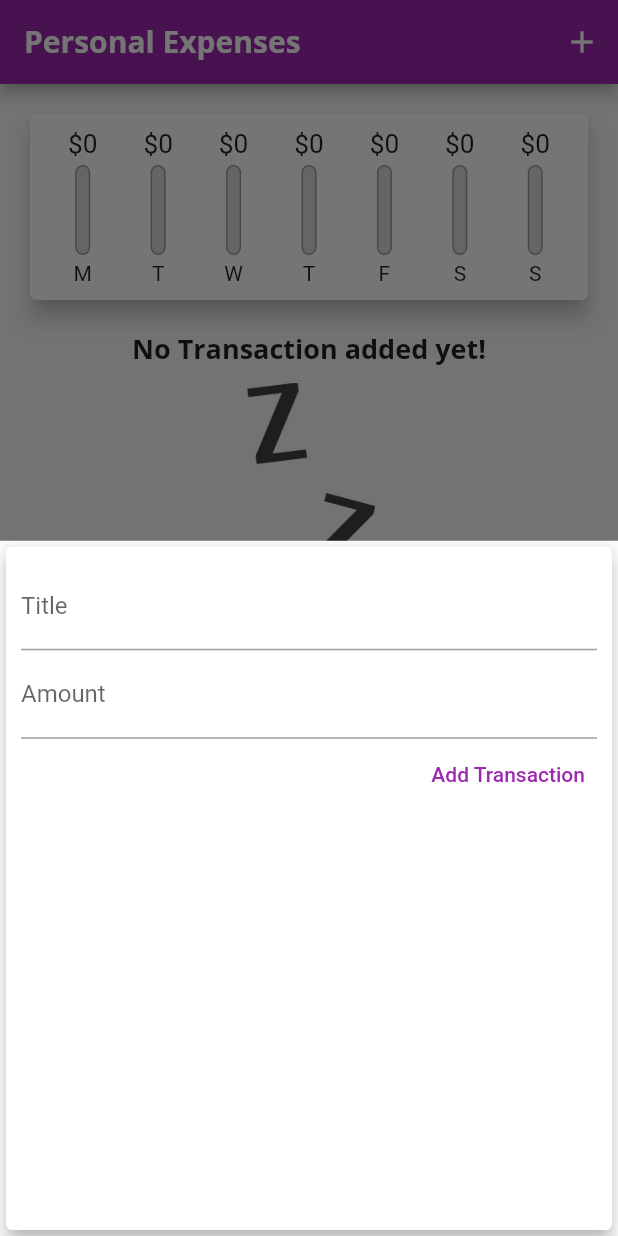
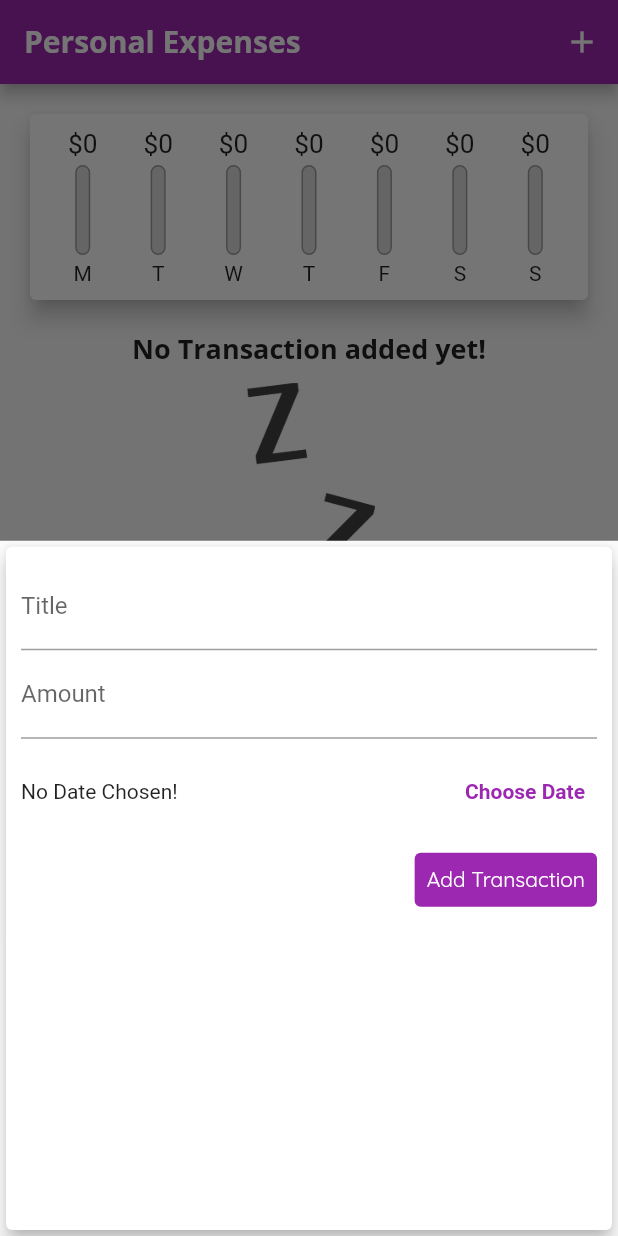
Before and after one commit to krzysztofpodmokly/budget_app_flutter, a Flutter app: the screen it shows after launch, after a tap on the "add" icon, on a phone screen of 412 x 824 dp. Run offline on Flutter 3.47's test engine with Material 2 defaults, Android fonts, the phone set to English and light mode, and no system bars; missing offline and left inert: dart:ffi.

Commit message:
Adding date picker and remove transaction

```diff
--- a/lib/main.dart
+++ b/lib/main.dart
@@ -23,13 +23,14 @@ class MyApp extends StatelessWidget {
           accentColor: Colors.amber,
           fontFamily: 'Quicksand',
           textTheme: ThemeData.light().textTheme.copyWith(
-                headline6: TextStyle(
+                headline6: const TextStyle(
                   fontFamily: 'OpenSans',
                   fontWeight: FontWeight.bold,
                   fontSize: 18,
                 ),
+                button: const TextStyle(color: Colors.white),
               ),
-          appBarTheme: AppBarTheme(
+          appBarTheme: const AppBarTheme(
             titleTextStyle: TextStyle(
               fontFamily: 'OpenSans',
               fontSize: 20,
@@ -72,11 +73,12 @@ class _MyHomePageState extends State<MyHomePage> {
     }).toList();
   }
 
-  void _addNewTransaction(String txTitle, double txAmount) {
+  void _addNewTransaction(
+      String txTitle, double txAmount, DateTime chosenDate) {
     final newTx = Transaction(
       title: txTitle,
       amount: txAmount,
-      date: DateTime.now(),
+      date: chosenDate,
       id: DateTime.now().toString(),
     );
 
@@ -96,6 +98,12 @@ class _MyHomePageState extends State<MyHomePage> {
         );
       },
     );
+  }
+
+  void _deleteTransaction(String id) {
+    setState(() {
+      _userTransactions.removeWhere((tx) => id == tx.id);
+    });
   }
 
   @override
@@ -118,7 +126,7 @@ class _MyHomePageState extends State<MyHomePage> {
           crossAxisAlignment: CrossAxisAlignment.start,
           children: [
             Chart(_recentTransactions),
-            TransactionList(_userTransactions),
+            TransactionList(_userTransactions, _deleteTransaction),
           ],
         ),
       ),
--- a/lib/widgets/new_transaction.dart
+++ b/lib/widgets/new_transaction.dart
@@ -1,4 +1,5 @@
 import 'package:flutter/material.dart';
+import 'package:intl/intl.dart';
 
 class NewTransaction extends StatefulWidget {
   final Function addTransaction;
@@ -10,24 +11,48 @@ class NewTransaction extends StatefulWidget {
 }
 
 class _NewTransactionState extends State<NewTransaction> {
-  final titleController = TextEditingController();
+  final _titleController = TextEditingController();
+  final _amountController = TextEditingController();
+  DateTime? _selectedDate;
 
-  final amountController = TextEditingController();
+  void _submitData() {
+    if (_amountController.text.isEmpty) {
+      return;
+    }
 
-  void submitData() {
-    final enteredTitle = titleController.text;
-    final enteredAmount = double.parse(amountController.text);
+    final enteredTitle = _titleController.text;
+    final enteredAmount = double.parse(_amountController.text);
 
-    if (enteredAmount <= 0 || enteredTitle.isEmpty) {
+    if (enteredAmount <= 0 || enteredTitle.isEmpty || _selectedDate == null) {
       return;
     }
 
     widget.addTransaction(
       enteredTitle,
       enteredAmount,
+      _selectedDate,
     );
 
     Navigator.of(context).pop();
+  }
+
+  void _presentDatePicker() {
+    showDatePicker(
+      context: context,
+      initialDate: DateTime.now(),
+      firstDate: DateTime(2019),
+      lastDate: DateTime.now(),
+    ).then(
+      (pickedDate) {
+        if (pickedDate == null) {
+          return;
+        }
+
+        setState(() {
+          _selectedDate = pickedDate;
+        });
+      },
+    );
   }
 
   @override
@@ -41,19 +66,47 @@ class _NewTransactionState extends State<NewTransaction> {
           children: [
             TextField(
               decoration: InputDecoration(labelText: 'Title'),
-              controller: titleController,
-              onSubmitted: (_) => submitData(),
+              controller: _titleController,
+              onSubmitted: (_) => _submitData(),
             ),
             TextField(
               decoration: InputDecoration(labelText: 'Amount'),
-              controller: amountController,
+              controller: _amountController,
               keyboardType: TextInputType.number,
-              onSubmitted: (_) => submitData(),
+              onSubmitted: (_) => _submitData(),
+            ),
+            Container(
+              height: 70,
+              child: Row(
+                children: [
+                  Expanded(
+                    child: Text(
+                      _selectedDate == null
+                          ? 'No Date Chosen!'
+                          : 'Picked Date: ${DateFormat.yMd().format(_selectedDate as DateTime)}',
+                    ),
+                  ),
+                  TextButton(
+                    style: TextButton.styleFrom(
+                      textStyle:
+                          TextStyle(color: Theme.of(context).primaryColor),
+                    ),
+                    onPressed: _presentDatePicker,
+                    child: Text(
+                      'Choose Date',
+                      style: TextStyle(fontWeight: FontWeight.bold),
+                    ),
+                  ),
+                ],
+              ),
             ),
             TextButton(
-              onPressed: submitData,
+              onPressed: _submitData,
               child: Text('Add Transaction'),
-              style: TextButton.styleFrom(foregroundColor: Colors.purple),
+              style: TextButton.styleFrom(
+                foregroundColor: Colors.white,
+                backgroundColor: Theme.of(context).primaryColor,
+              ),
             )
           ],
         ),
--- a/lib/widgets/transaction_list.dart
+++ b/lib/widgets/transaction_list.dart
@@ -5,8 +5,9 @@ import '../models/transaction.dart';
 
 class TransactionList extends StatelessWidget {
   final List<Transaction> transactions;
+  final Function deleteTx;
 
-  TransactionList(this.transactions);
+  TransactionList(this.transactions, this.deleteTx);
 
   @override
   Widget build(BuildContext context) {
@@ -55,6 +56,11 @@ class TransactionList extends StatelessWidget {
                     subtitle: Text(
                       DateFormat.yMMMd().format(transactions[index].date),
                     ),
+                    trailing: IconButton(
+                      onPressed: () => deleteTx(transactions[index].id),
+                      icon: Icon(Icons.delete),
+                      color: Theme.of(context).errorColor,
+                    ),
                   ),
                 );
               },
```
